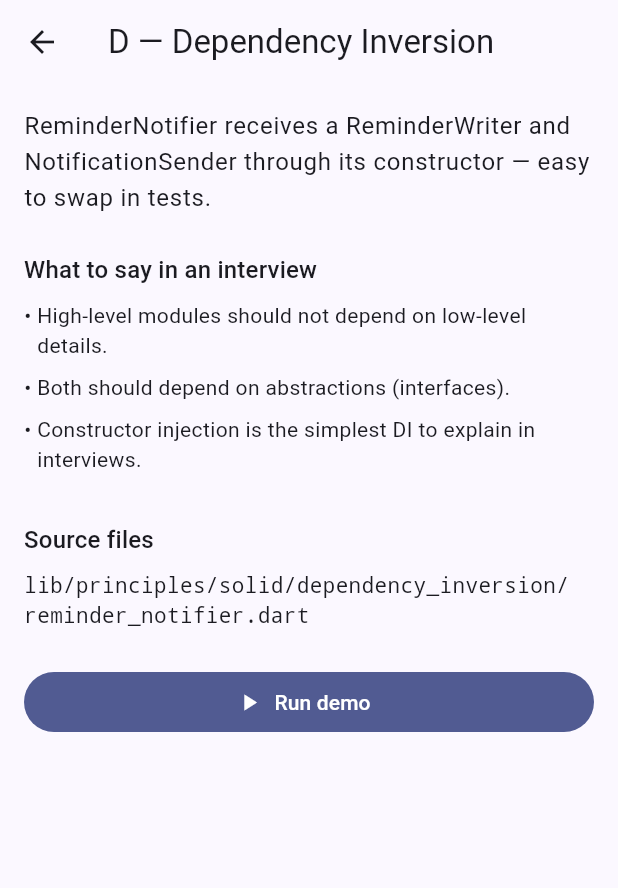
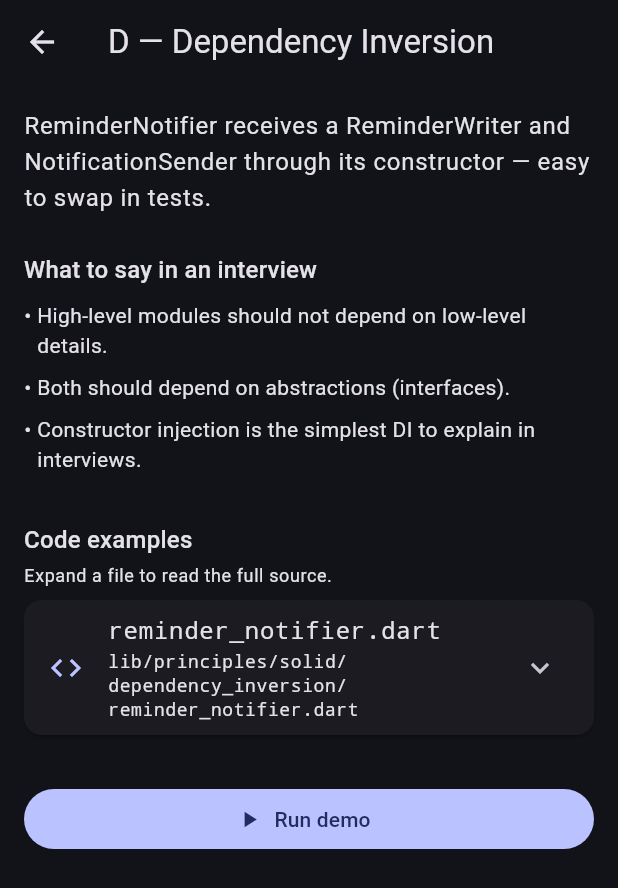
Before and after one commit to ZanderCowboy/coding_principles, a Flutter app: the screen it shows after launch, after a tap on "D — Dependency Inversion", on a phone screen of 412 x 824 dp. Shown: the top 888 px of the screen. Run offline on Flutter 3.47's test engine with Material 3 defaults, Android fonts, the phone set to English and light mode, and no system bars.

Commit message:
line numbers and dark theme

```diff
--- a/solid_principles/lib/main.dart
+++ b/solid_principles/lib/main.dart
@@ -22,6 +22,14 @@ class SolidPrinciplesApp extends StatelessWidget {
         colorScheme: ColorScheme.fromSeed(seedColor: Colors.indigo),
         useMaterial3: true,
       ),
+      darkTheme: ThemeData(
+        colorScheme: ColorScheme.fromSeed(
+          seedColor: Colors.indigo,
+          brightness: Brightness.dark,
+        ),
+        useMaterial3: true,
+      ),
+      themeMode: ThemeMode.dark,
       home: const HomePage(),
     );
   }
--- a/solid_principles/lib/presentation/home_page.dart
+++ b/solid_principles/lib/presentation/home_page.dart
@@ -8,21 +8,47 @@ class HomePage extends StatelessWidget {
 
   @override
   Widget build(BuildContext context) {
+    final colorScheme = Theme.of(context).colorScheme;
+
     return Scaffold(
       appBar: AppBar(
         title: const Text('Software Principles'),
       ),
-      body: ListView(
+      body: SelectionArea(
+        child: ListView(
           padding: const EdgeInsets.all(16),
           children: [
             Card(
+              color: colorScheme.primaryContainer,
+              shape: RoundedRectangleBorder(
+                borderRadius: BorderRadius.circular(12),
+                side: BorderSide(
+                  color: colorScheme.primary.withValues(alpha: 0.3),
+                ),
+              ),
               child: ListTile(
-              leading: const Icon(Icons.play_circle_outline),
-              title: const Text('Try it together'),
-              subtitle: const Text(
+                leading: Icon(
+                  Icons.play_circle_outline,
+                  color: colorScheme.onPrimaryContainer,
+                  size: 32,
+                ),
+                title: Text(
+                  'Try it together',
+                  style: TextStyle(
+                    color: colorScheme.onPrimaryContainer,
+                    fontWeight: FontWeight.w600,
+                  ),
+                ),
+                subtitle: Text(
                   'Create a reminder — validate, save, and notify',
+                  style: TextStyle(
+                    color: colorScheme.onPrimaryContainer.withValues(alpha: 0.8),
                   ),
-              trailing: const Icon(Icons.chevron_right),
+                ),
+                trailing: Icon(
+                  Icons.chevron_right,
+                  color: colorScheme.onPrimaryContainer,
+                ),
                 onTap: () {
                   Navigator.of(context).push(
                     MaterialPageRoute<void>(
@@ -35,19 +61,23 @@ class HomePage extends StatelessWidget {
             const SizedBox(height: 16),
             _Section(
               title: 'SOLID',
+              accentColor: Colors.indigo,
               principles: principlesForSection(PrincipleSection.solid),
             ),
             const SizedBox(height: 16),
             _Section(
               title: 'Fundamentals',
+              accentColor: Colors.teal,
               principles: principlesForSection(PrincipleSection.fundamentals),
             ),
             const SizedBox(height: 16),
             _Section(
               title: 'GRASP',
+              accentColor: Colors.amber,
               principles: principlesForSection(PrincipleSection.grasp),
             ),
           ],
+        ),
       ),
     );
   }
@@ -56,10 +86,12 @@ class HomePage extends StatelessWidget {
 class _Section extends StatelessWidget {
   const _Section({
     required this.title,
+    required this.accentColor,
     required this.principles,
   });
 
   final String title;
+  final Color accentColor;
   final List<PrincipleInfo> principles;
 
   @override
@@ -67,13 +99,38 @@ class _Section extends StatelessWidget {
     return Column(
       crossAxisAlignment: CrossAxisAlignment.start,
       children: [
+        Row(
+          children: [
+            Container(
+              width: 4,
+              height: 20,
+              decoration: BoxDecoration(
+                color: accentColor,
+                borderRadius: BorderRadius.circular(2),
+              ),
+            ),
+            const SizedBox(width: 8),
             Text(
               title,
-          style: Theme.of(context).textTheme.titleMedium,
+              style: Theme.of(context).textTheme.titleMedium?.copyWith(
+                    fontWeight: FontWeight.w600,
+                  ),
+            ),
+          ],
         ),
         const SizedBox(height: 8),
         ...principles.map(
           (principle) => Card(
+            clipBehavior: Clip.antiAlias,
+            child: IntrinsicHeight(
+              child: Row(
+                crossAxisAlignment: CrossAxisAlignment.stretch,
+                children: [
+                  ColoredBox(
+                    color: accentColor.withValues(alpha: 0.7),
+                    child: const SizedBox(width: 4),
+                  ),
+                  Expanded(
                     child: ListTile(
                       title: Text(principle.title),
                       subtitle: Text(principle.subtitle),
@@ -81,10 +138,15 @@ class _Section extends StatelessWidget {
                       onTap: () {
                         Navigator.of(context).push(
                           MaterialPageRoute<void>(
-                    builder: (_) => PrincipleDetailPage(principle: principle),
+                            builder: (_) =>
+                                PrincipleDetailPage(principle: principle),
                           ),
                         );
                       },
+                    ),
+                  ),
+                ],
+              ),
             ),
           ),
         ),
--- a/solid_principles/lib/presentation/principle_detail_page.dart
+++ b/solid_principles/lib/presentation/principle_detail_page.dart
@@ -1,5 +1,6 @@
 import 'package:flutter/material.dart';
 import 'package:solid_principles/catalog/principle_info.dart';
+import 'package:solid_principles/presentation/widgets/source_file_panel.dart';
 
 class PrincipleDetailPage extends StatefulWidget {
   const PrincipleDetailPage({required this.principle, super.key});
@@ -42,7 +43,8 @@ class _PrincipleDetailPageState extends State<PrincipleDetailPage> {
 
     return Scaffold(
       appBar: AppBar(title: Text(principle.title)),
-      body: ListView(
+      body: SelectionArea(
+        child: ListView(
           padding: const EdgeInsets.all(16),
           children: [
             Text(
@@ -69,12 +71,17 @@ class _PrincipleDetailPageState extends State<PrincipleDetailPage> {
             ),
             const SizedBox(height: 24),
             Text(
-            'Source files',
+              'Code examples',
               style: Theme.of(context).textTheme.titleMedium,
+            ),
+            const SizedBox(height: 4),
+            Text(
+              'Expand a file to read the full source.',
+              style: Theme.of(context).textTheme.bodySmall,
             ),
             const SizedBox(height: 8),
             ...principle.sourcePaths.map(
-            (path) => Text(path, style: const TextStyle(fontFamily: 'monospace')),
+              (path) => SourceFilePanel(assetPath: path),
             ),
             const SizedBox(height: 24),
             FilledButton.icon(
@@ -102,7 +109,7 @@ class _PrincipleDetailPageState extends State<PrincipleDetailPage> {
                   color: Theme.of(context).colorScheme.surfaceContainerHighest,
                   borderRadius: BorderRadius.circular(8),
                 ),
-              child: Text(
+                child: SelectableText(
                   _demoResult!,
                   style: const TextStyle(fontFamily: 'monospace'),
                 ),
@@ -110,6 +117,7 @@ class _PrincipleDetailPageState extends State<PrincipleDetailPage> {
             ],
           ],
         ),
+      ),
     );
   }
 }
--- /dev/null
+++ b/solid_principles/lib/presentation/widgets/source_file_panel.dart
@@ -0,0 +1,101 @@
+import 'package:flutter/material.dart';
+import 'package:flutter/services.dart';
+import 'package:solid_principles/presentation/widgets/line_numbered_code_view.dart';
+
+/// Expandable panel that loads and displays a bundled Dart source file.
+class SourceFilePanel extends StatefulWidget {
+  const SourceFilePanel({required this.assetPath, super.key});
+
+  final String assetPath;
+
+  @override
+  State<SourceFilePanel> createState() => _SourceFilePanelState();
+}
+
+class _SourceFilePanelState extends State<SourceFilePanel> {
+  Future<String>? _sourceFuture;
+
+  String get _fileName {
+    final segments = widget.assetPath.split('/');
+    return segments.isEmpty ? widget.assetPath : segments.last;
+  }
+
+  Future<String> _loadSource() {
+    return rootBundle.loadString(widget.assetPath);
+  }
+
+  @override
+  Widget build(BuildContext context) {
+    final colorScheme = Theme.of(context).colorScheme;
+
+    return Card(
+      margin: const EdgeInsets.only(bottom: 8),
+      clipBehavior: Clip.antiAlias,
+      child: ExpansionTile(
+        leading: Icon(Icons.code, color: colorScheme.primary),
+        title: Text(
+          _fileName,
+          style: const TextStyle(fontFamily: 'monospace'),
+        ),
+        subtitle: Text(
+          widget.assetPath,
+          style: Theme.of(context).textTheme.bodySmall?.copyWith(
+                fontFamily: 'monospace',
+              ),
+        ),
+        onExpansionChanged: (expanded) {
+          if (expanded && _sourceFuture == null) {
+            final future = _loadSource();
+            setState(() {
+              _sourceFuture = future;
+            });
+          }
+        },
+        children: [
+          FutureBuilder<String>(
+            future: _sourceFuture,
+            builder: (context, snapshot) {
+              if (_sourceFuture == null) {
+                return const SizedBox.shrink();
+              }
+
+              if (snapshot.connectionState == ConnectionState.waiting) {
+                return const Padding(
+                  padding: EdgeInsets.all(24),
+                  child: Center(
+                    child: SizedBox(
+                      width: 24,
+                      height: 24,
+                      child: CircularProgressIndicator(strokeWidth: 2),
+                    ),
+                  ),
+                );
+              }
+
+              if (snapshot.hasError || !snapshot.hasData) {
+                return Padding(
+                  padding: const EdgeInsets.all(16),
+                  child: Text(
+                    'Could not load file.',
+                    style: TextStyle(color: colorScheme.error),
+                  ),
+                );
+              }
+
+              return Container(
+                width: double.infinity,
+                margin: const EdgeInsets.fromLTRB(16, 0, 16, 16),
+                padding: const EdgeInsets.all(12),
+                decoration: BoxDecoration(
+                  color: colorScheme.surfaceContainerHighest,
+                  borderRadius: BorderRadius.circular(8),
+                ),
+                child: LineNumberedCodeView(code: snapshot.data!),
+              );
+            },
+          ),
+        ],
+      ),
+    );
+  }
+}
```
Also changed, not shown: solid_principles/lib/presentation/live_demo_page.dart (+6 -4 lines), solid_principles/lib/presentation/widgets/line_numbered_code_view.dart (added, +74 -0 lines), solid_principles/pubspec.yaml (+17 -0 lines), 2 other files. Lines whose indentation alone changed are shown as unchanged.
